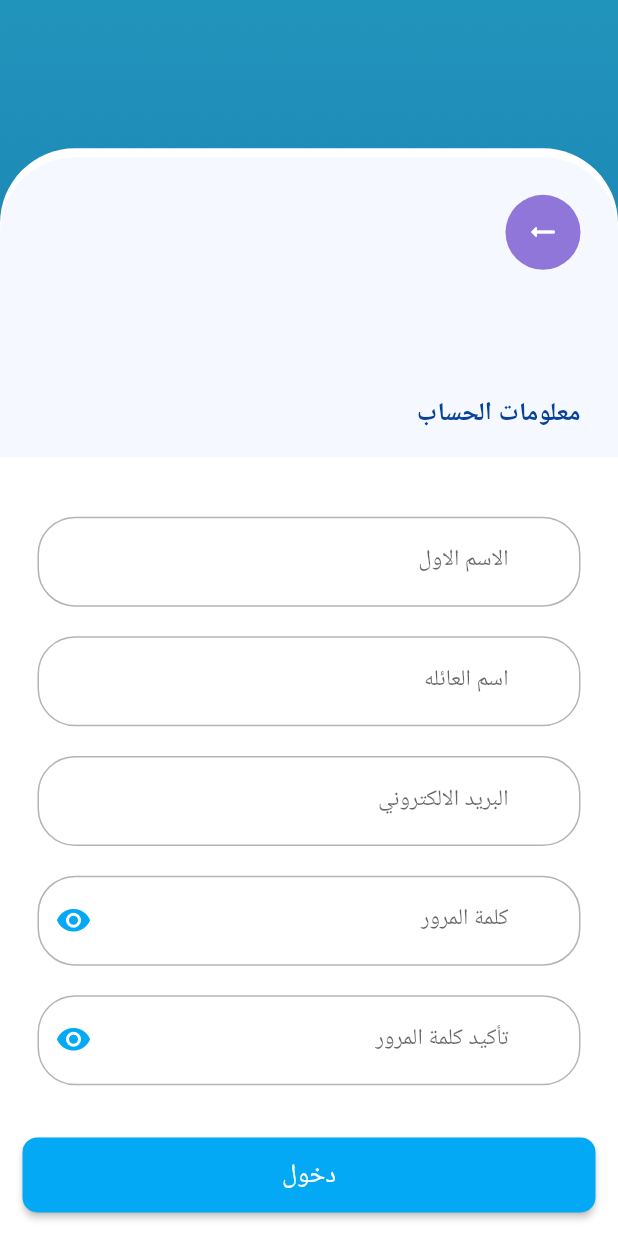
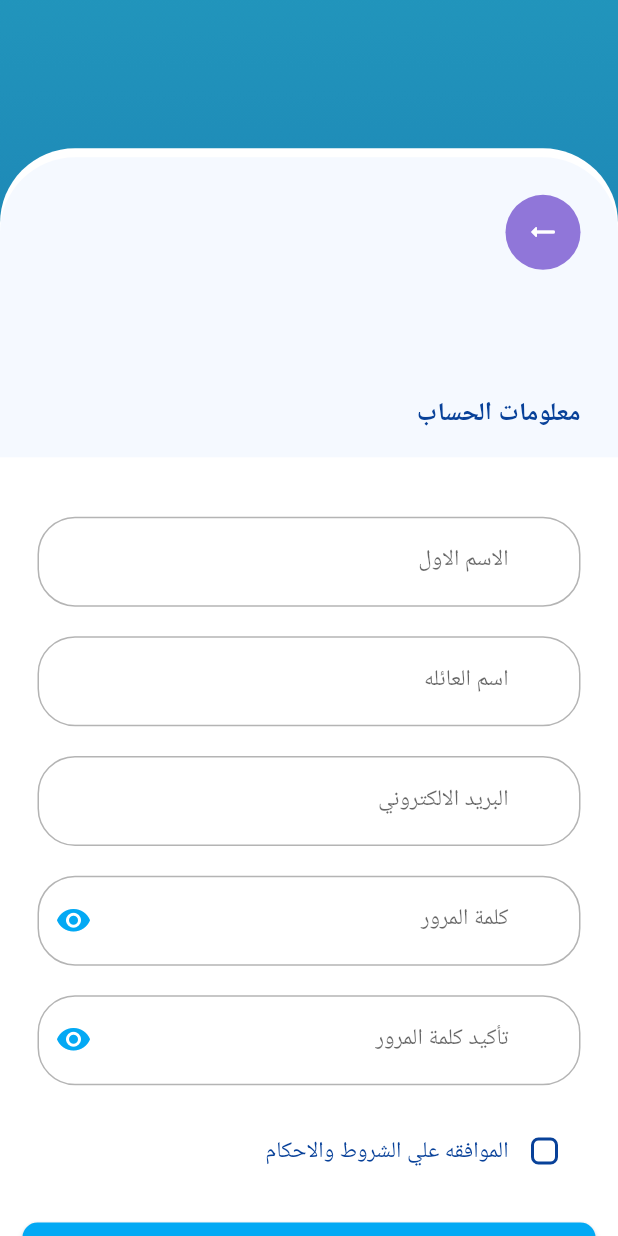
Before and after one commit to MohamedHassan275/NabnyAppFlutter, a Flutter app: the CompleteRegisterScreen screen opened directly, on a phone screen of 412 x 824 dp. Run offline on Flutter 3.47's test engine with Material 2 defaults, Android fonts, the phone set to English and light mode, and no system bars; our stand-ins replace dots_indicator, flutter_spinkit, fluttertoast, get, persistent_bottom_nav_bar, sizer.

Commit message:
Initial commit

```diff
--- a/lib/componant/CustomTextFieldWidget.dart
+++ b/lib/componant/CustomTextFieldWidget.dart
@@ -32,7 +32,7 @@ Widget SharedFromTextField({
           controller: Controller,
           maxLines: maxLines,
           minLines: 1,
-          style: TextStyle(fontSize: 19, color: Themes.ColorApp4),
+          style: TextStyle(fontSize: 19, color: Themes.ColorApp8),
           textAlign: textAlign,
           validator: onTapValidator,
           obscureText: isPassword,
--- a/lib/screens/complete_register_screen/complete_register_screen.dart
+++ b/lib/screens/complete_register_screen/complete_register_screen.dart
@@ -1,6 +1,7 @@
 
 import 'package:flutter/cupertino.dart';
 import 'package:flutter/material.dart';
+import 'package:fluttertoast/fluttertoast.dart';
 import 'package:get/get.dart';
 import 'package:nabny/generated/assets.dart';
 import 'package:nabny/screens/home_main_screen/home_main_screen.dart';
@@ -29,6 +30,7 @@ class _CompleteRegisterScreenState extends State<CompleteRegisterScreen> {
   String? firstName,lastName,email,password,confirmPassword;
   bool isPassword = true;
   bool isConfirmPassword = true;
+  bool isCheckAccepted = false;
   var formKey = GlobalKey<FormState>();
 
 
@@ -244,20 +246,67 @@ class _CompleteRegisterScreenState extends State<CompleteRegisterScreen> {
                                 hintText: 'تأكيد كلمة المرور',
                               ),
                               SizedBox(height: heightValue *1,),
-
-                              SizedBox(
-                                height: 15,
+                              Padding(
+                                padding: const EdgeInsets.symmetric(horizontal: 25),
+                                child: Row(
+                                  children: [
+                                    Theme(
+                                        data: ThemeData(
+                                            unselectedWidgetColor: Themes.ColorApp1),
+                                        child: Checkbox(
+                                            value: isCheckAccepted,
+                                            tristate: false,
+                                            shape: RoundedRectangleBorder(
+                                              borderRadius: BorderRadius.circular(5)
+                                            ),
+                                            side: BorderSide(
+                                              color: Themes.ColorApp1,
+                                              width: 2.0
+                                            ),
+                                            activeColor: Themes.ColorApp1,
+                                            onChanged: (bool? value) {
+                                              setState(() {
+                                                isCheckAccepted = value!;
+                                              });
+                                            })),
+                                    InkWell(
+                                      onTap: (){
+                                       // _modalBottomSheetMenu();
+                                      },
+                                      child: Text(
+                                        "الموافقه علي الشروط والاحكام",
+                                        style: TextStyle(
+                                          color: Themes.ColorApp1,
+                                          fontWeight: FontWeight.w400,
+                                          fontSize: 15,
+                                        ),
+                                      ),
+                                    ),
+                                  ],
+                                ),
                               ),
+                              SizedBox(height: heightValue*1.2,),
                               Padding(
                                 padding: const EdgeInsets.symmetric(horizontal: 15),
                                 child: FromButtonShared(
                                     width: MediaQuery.of(context).size.width,
                                     sizeText: 17,
                                     TextColors: Colors.white,
-                                    buttonText: 'دخول',
+                                    buttonText: 'تسجيل',
                                     onPressed: () async {
-                                      if(formKey.currentState!.validate()){
-                                        Get.to(HomeMainScreen());
+                                      if(formKey.currentState!.validate()) {
+                                        if (isCheckAccepted) {
+                                          Get.to(HomeMainScreen());
+                                        } else {
+                                          Fluttertoast.showToast(
+                                              msg: "يجب الموافقة علي الشروط والاحكام",
+                                              toastLength: Toast.LENGTH_SHORT,
+                                              gravity: ToastGravity.BOTTOM,
+                                              timeInSecForIosWeb: 1,
+                                              backgroundColor: Colors.white,
+                                              textColor: Colors.blueGrey,
+                                              fontSize: 15.0);
+                                        }
                                       }
                                     },
                                     height: 50,
```
Also changed, not shown: assets/images/button_register.png (added), lib/generated/assets.dart.
